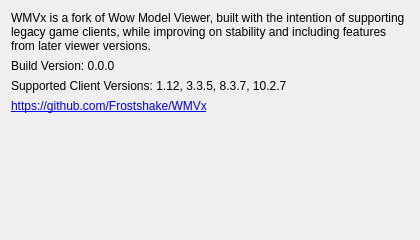
Before: the Qt Designer form WMVx/AboutDialog.ui in Frostshake/WMVx, drawn with Qt 5.
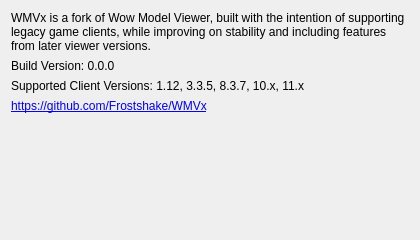
After: the same form once the commit is applied.

Commit message: Update build version to 0.4, minor corrections

Diff of the .ui file:
```diff
--- a/WMVx/AboutDialog.ui
+++ b/WMVx/AboutDialog.ui
@@ -52,7 +52,7 @@
    <item>
     <widget class="QLabel" name="label_3">
      <property name="text">
-      <string>Supported Client Versions: 1.12, 3.3.5, 8.3.7, 10.2.7</string>
+      <string>Supported Client Versions: 1.12, 3.3.5, 8.3.7, 10.x, 11.x</string>
      </property>
      <property name="alignment">
       <set>Qt::AlignLeading|Qt::AlignLeft|Qt::AlignTop</set>
```
The commit also changes 7 other files.
